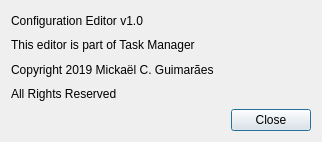
MickaelOnTheWave/GuimicK, file ConfigurationEditingTool/src/aboutdialog.ui: the form before one commit.
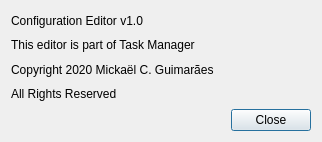
The form after the commit.

Commit message: Updated Copyright on Editor. Fixed minor usability issues.

Diff of the .ui file:
```diff
--- a/ConfigurationEditingTool/src/aboutdialog.ui
+++ b/ConfigurationEditingTool/src/aboutdialog.ui
@@ -31,7 +31,7 @@
    <item row="2" column="0" colspan="2">
     <widget class="QLabel" name="label_2">
      <property name="text">
-      <string>Copyright 2019 Mickaël C. Guimarães</string>
+      <string>Copyright 2020 Mickaël C. Guimarães</string>
      </property>
     </widget>
    </item>
```
The commit also changes 3 other files.
